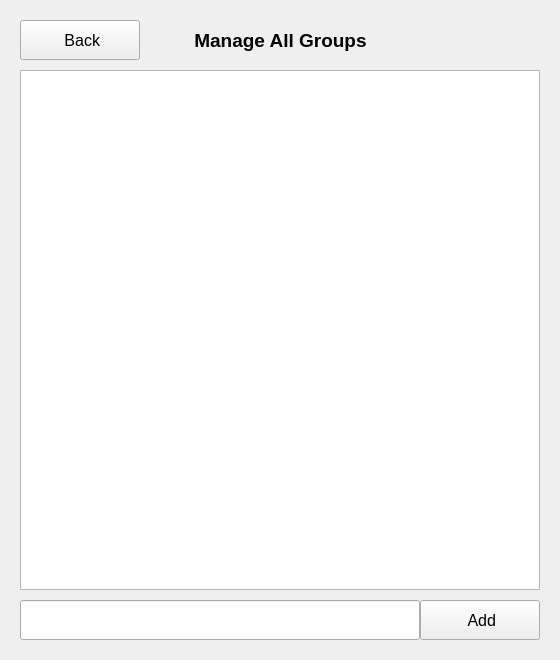
Before: the Qt Designer form resource/view_controller/group_management_form/View.ui in muysengly/repo_attendance_system, drawn with Qt 5.
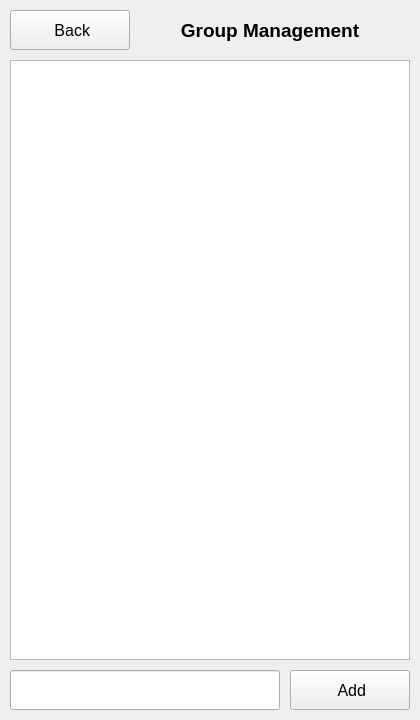
After: the same form once the commit is applied.

What changed in the file:
```diff
--- a/resource/view_controller/group_management_form/View.ui
+++ b/resource/view_controller/group_management_form/View.ui
@@ -6,20 +6,20 @@
    <rect>
     <x>0</x>
     <y>0</y>
-    <width>560</width>
-    <height>660</height>
+    <width>420</width>
+    <height>720</height>
    </rect>
   </property>
   <property name="minimumSize">
    <size>
-    <width>560</width>
-    <height>660</height>
+    <width>420</width>
+    <height>720</height>
    </size>
   </property>
   <property name="maximumSize">
    <size>
-    <width>560</width>
-    <height>660</height>
+    <width>420</width>
+    <height>720</height>
    </size>
   </property>
   <property name="windowTitle">
@@ -29,8 +29,8 @@
    <widget class="QPushButton" name="pushButton_add">
     <property name="geometry">
      <rect>
-      <x>420</x>
-      <y>600</y>
+      <x>290</x>
+      <y>670</y>
       <width>120</width>
       <height>40</height>
      </rect>
@@ -47,9 +47,9 @@
    <widget class="QLineEdit" name="lineEdit_group_name">
     <property name="geometry">
      <rect>
-      <x>20</x>
-      <y>600</y>
-      <width>400</width>
+      <x>10</x>
+      <y>670</y>
+      <width>270</width>
       <height>40</height>
      </rect>
     </property>
@@ -62,10 +62,10 @@
    <widget class="QListView" name="listView_group">
     <property name="geometry">
      <rect>
-      <x>20</x>
-      <y>70</y>
-      <width>520</width>
-      <height>520</height>
+      <x>10</x>
+      <y>60</y>
+      <width>400</width>
+      <height>600</height>
      </rect>
     </property>
     <property name="font">
@@ -80,8 +80,8 @@
    <widget class="QPushButton" name="pushButton_back">
     <property name="geometry">
      <rect>
-      <x>20</x>
-      <y>20</y>
+      <x>10</x>
+      <y>10</y>
       <width>120</width>
       <height>40</height>
      </rect>
@@ -98,21 +98,20 @@
    <widget class="QLabel" name="label">
     <property name="geometry">
      <rect>
-      <x>150</x>
-      <y>20</y>
-      <width>261</width>
+      <x>140</x>
+      <y>10</y>
+      <width>260</width>
       <height>40</height>
      </rect>
     </property>
     <property name="font">
      <font>
       <pointsize>14</pointsize>
-      <weight>75</weight>
       <bold>true</bold>
      </font>
     </property>
     <property name="text">
-     <string>Manage All Groups</string>
+     <string>Group Management</string>
     </property>
     <property name="alignment">
      <set>Qt::AlignCenter</set>
```
